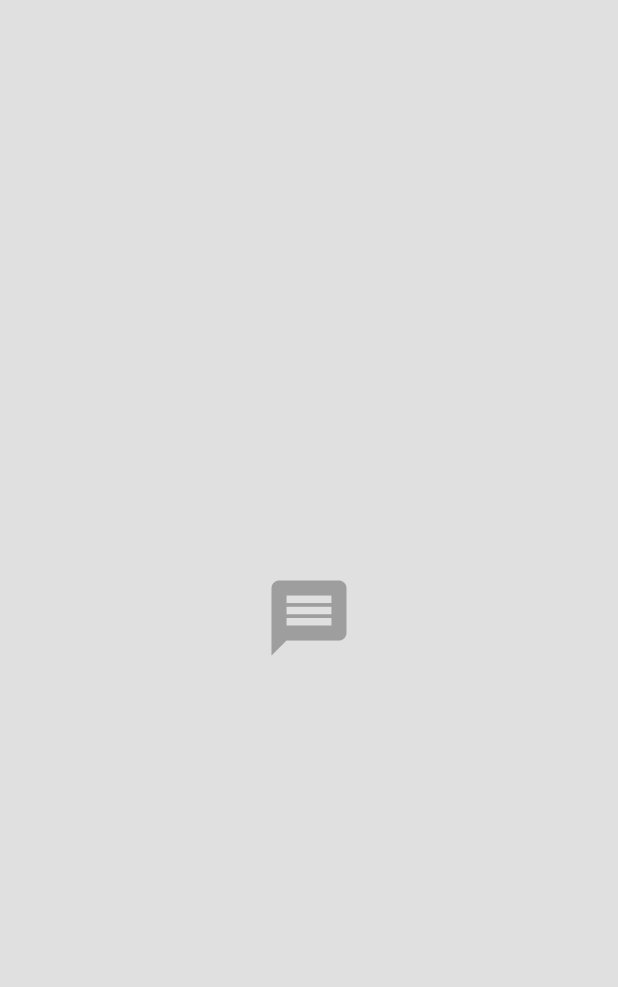
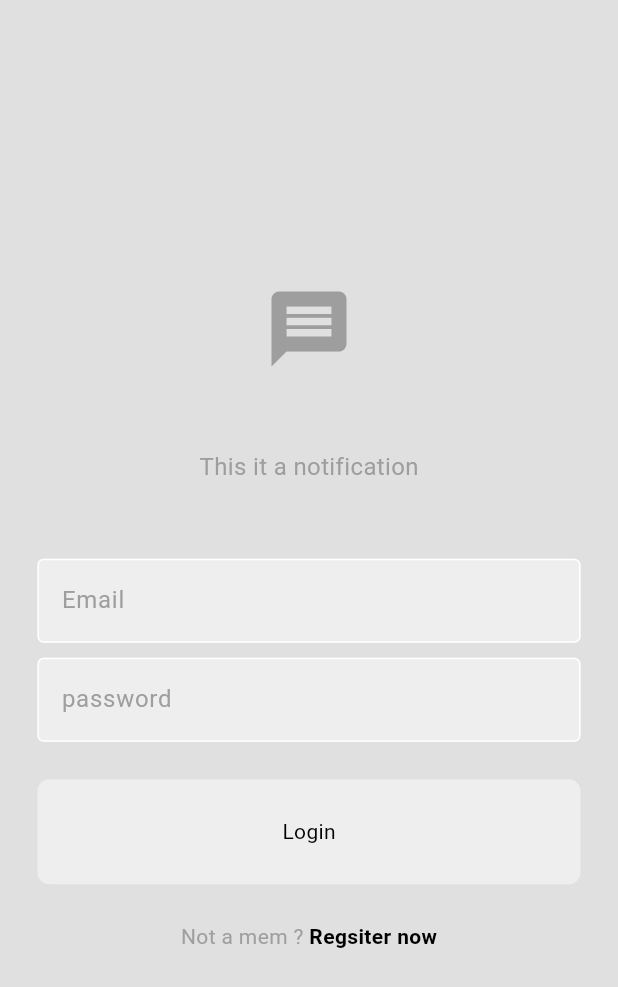
Before and after one commit to TruongMinhDuc/chatApp, a Flutter app: the screen it shows after launch, on a phone screen of 412 x 824 dp. Shown: the top 987 px of the screen. Run offline on Flutter 3.47's test engine with Material 3 defaults, Android fonts, the phone set to English and light mode, and no system bars.

Commit message:
login screen update (first ver)

```diff
--- /dev/null
+++ b/lib/cmpts/button.dart
@@ -0,0 +1,26 @@
+import 'package:flutter/material.dart';
+
+class myButton extends StatelessWidget {
+  final void Function()? fncOnTap;
+  final String buttonText;
+
+  const myButton({super.key, required this.buttonText, required this.fncOnTap});
+
+  @override
+  Widget build(BuildContext context) {
+    return GestureDetector(
+      onTap: fncOnTap,
+      child: Container(
+        decoration: BoxDecoration(
+          color: Theme.of(context).colorScheme.secondary,
+          borderRadius: BorderRadius.circular(8),
+        ),
+        padding: const EdgeInsets.all(25),
+        margin:  const EdgeInsets.symmetric(horizontal: 25),
+        child: Center(
+          child: Text(buttonText),
+        ),
+      ),
+    );
+  }
+}
--- /dev/null
+++ b/lib/cmpts/textField.dart
@@ -0,0 +1,39 @@
+import 'package:flutter/material.dart';
+
+class myTextField extends StatelessWidget {
+  final String hintText;
+  final bool obscureText;
+  final TextEditingController controller;
+
+  const myTextField({
+    super.key,
+    required this.hintText,
+    required this.obscureText,
+    required this.controller,
+  });
+
+  @override
+  Widget build(BuildContext context) {
+    // TODO: implement build
+    return Padding(
+      padding: const EdgeInsets.symmetric(horizontal: 25),
+      child: TextField(
+        obscureText: obscureText,
+        controller: controller,
+        decoration: InputDecoration(
+            enabledBorder: OutlineInputBorder(
+                borderSide:
+                    BorderSide(color: Theme.of(context).colorScheme.tertiary)),
+            focusedBorder: OutlineInputBorder(
+                borderSide:
+                    BorderSide(color: Theme.of(context).colorScheme.primary)),
+            fillColor: Theme.of(context).colorScheme.secondary,
+            filled: true,
+            hintText: hintText,
+            hintStyle: TextStyle(color: Theme.of(context).colorScheme.primary)),
+      ),
+    );
+
+    throw UnimplementedError();
+  }
+}
--- a/lib/pages/login.dart
+++ b/lib/pages/login.dart
@@ -1,15 +1,24 @@
+import 'package:chat_app/cmpts/button.dart';
+import 'package:chat_app/cmpts/textField.dart';
 import 'package:flutter/material.dart';
 import '';
 
-class loginScreen extends StatelessWidget{
-  const loginScreen({super.key});
+class loginScreen extends StatelessWidget {
+  final TextEditingController _emailControler = TextEditingController();
+  final TextEditingController _pwControler = TextEditingController();
+
+  loginScreen({super.key});
+
+  // login method
+
+  void logIn() {}
 
   @override
   Widget build(BuildContext context) {
     // TODO: implement build
     return Scaffold(
         backgroundColor: Theme.of(context).colorScheme.background,
-      body:  Center(
+        body: Center(
           child: Column(
             mainAxisAlignment: MainAxisAlignment.center,
             children: [
@@ -19,18 +28,59 @@ class loginScreen extends StatelessWidget{
                 size: 60,
                 color: Theme.of(context).colorScheme.primary,
               ),
-            //message
+
+              const SizedBox(height: 50),
+
+              //note
+              Text(
+                "This it a notification",
+                style: TextStyle(
+                  color: Theme.of(context).colorScheme.primary,
+                  fontSize: 16,
+                ),
+              ),
+
+              const SizedBox(height: 50),
 
               //textField
+              myTextField(
+                hintText: "Email",
+                obscureText: false,
+                controller: _emailControler,
+              ),
 
+              const SizedBox(height: 10),
+
+              myTextField(
+                hintText: "password",
+                obscureText: true,
+                controller: _pwControler,
+              ),
+              const SizedBox(height: 25),
               //button
-
+              myButton(
+                buttonText: 'Login',
+                fncOnTap: logIn,
+              ),
+              const SizedBox(height: 25),
               //register
-
+              Row(
+                mainAxisAlignment: MainAxisAlignment.center,
+                children: [
+                  Text(
+                    "Not a mem ? ",
+                    style:
+                        TextStyle(color: Theme.of(context).colorScheme.primary),
+                  ),
+                  Text(
+                    "Regsiter now",
+                    style: TextStyle(fontWeight: FontWeight.bold),
+                  )
+                ],
+              )
             ],
           ),
-      )
-    );
+        ));
     throw UnimplementedError();
   }
 }
```
Lines whose indentation alone changed are shown as unchanged.
